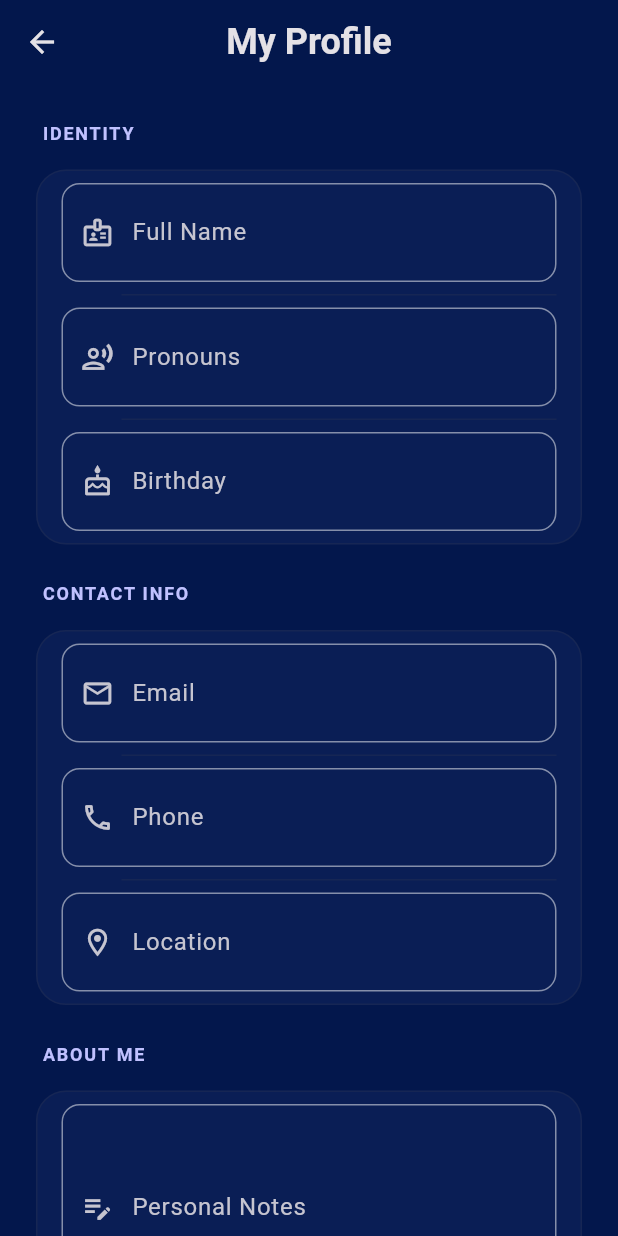
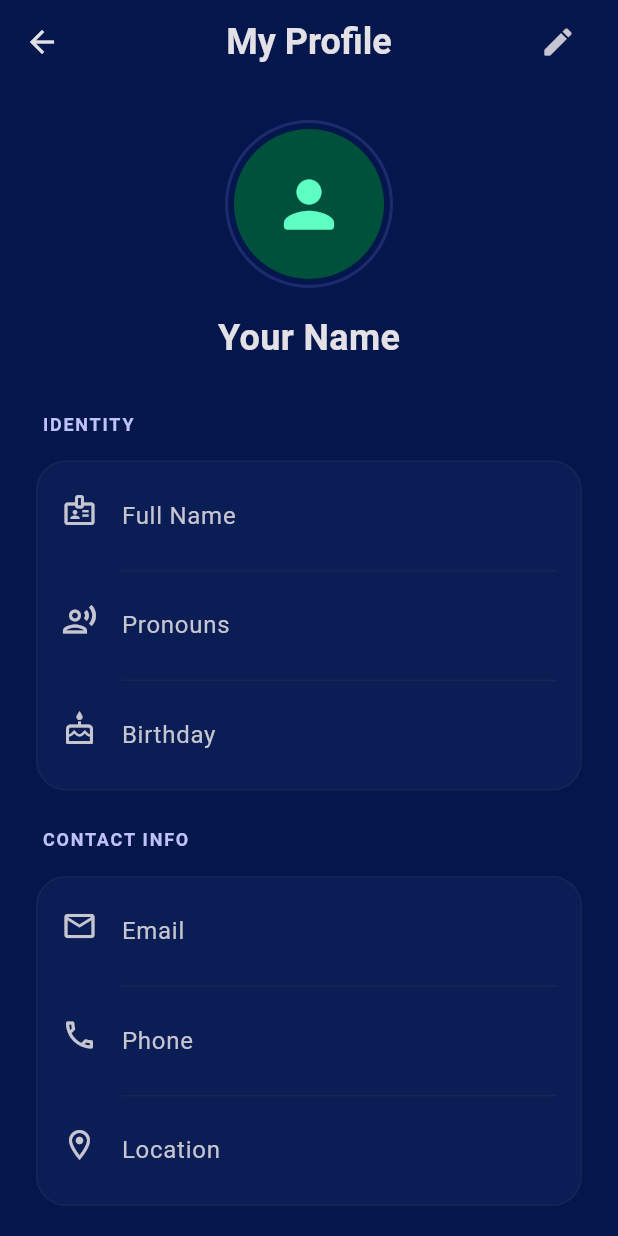
Before and after one commit to Bananacjc/DoctorDream, a Flutter app: the screen it shows after launch, item 5 of the bottom bar chosen, after a tap on "User Information", on a phone screen of 412 x 824 dp. Run offline on Flutter 3.47's test engine with Material 3 defaults, Android fonts, the phone set to English and light mode, and no system bars; our stand-ins replace flutter_markdown, flutter_svg, geocoding, geolocator, google_fonts, google_generative_ai and 5 more; missing offline and left inert: audio_session, youtube_explode_dart; accounts and stored records are empty; network calls fail.

Commit message:
Revert "Last Commit, Rest Well"
This reverts commit d51ebc97a444c4c0072a82923a19ab57bc823254.

```diff
--- a/lib/data/services/gemini_service.dart
+++ b/lib/data/services/gemini_service.dart
@@ -14,7 +14,7 @@ class GeminiService {
   // Singleton instance
   GeminiService._internal()
     : _apiKey = const String.fromEnvironment('GEMINI_API_KEY'),
-      _modelName = 'gemini-2.5-flash';
+      _modelName = 'gemini-2.5-flash-lite';
 
   static final GeminiService instance = GeminiService._internal();
 
--- a/lib/screens/dream_diagnosis_screen.dart
+++ b/lib/screens/dream_diagnosis_screen.dart
@@ -710,26 +710,9 @@ class _DreamDiagnosisScreenState extends State<DreamDiagnosisScreen> {
                       heroTag: "help_button",
                       onPressed: () => _showHelpDialog(context),
                       backgroundColor: ColorConstant.secondary,
-                      child: Stack(
-                        alignment: Alignment.center,
-                        children: [
-                          Container(
-                            width: 24,
-                            height: 24,
-                            decoration: BoxDecoration(
-                              shape: BoxShape.circle,
-                              border: Border.all(
-                                color: ColorConstant.onSecondary,
-                                width: 2,
-                              ),
-                            ),
-                          ),
-                          Icon(
-                            Icons.priority_high,
-                            color: ColorConstant.onSecondary,
-                            size: 16,
-                          ),
-                        ],
+                      child: Icon(
+                        Icons.help_outline_rounded,
+                        color: ColorConstant.onSecondary,
                       ),
                     ),
                   ),
--- a/lib/screens/user_information_screen.dart
+++ b/lib/screens/user_information_screen.dart
@@ -13,7 +13,6 @@ class UserInformationScreen extends StatefulWidget {
 }
 
 class _UserInformationScreenState extends State<UserInformationScreen> {
-  final _formKey = GlobalKey<FormState>();
   final _nameController = TextEditingController();
   final _pronounsController = TextEditingController();
   final _birthdayController = TextEditingController();
@@ -22,7 +21,7 @@ class _UserInformationScreenState extends State<UserInformationScreen> {
   final _locationController = TextEditingController();
   final _notesController = TextEditingController();
 
-  bool _hasChanges = false;
+  bool _isEditing = false;
   bool _hasAppliedInitialProfile = false;
   late final UserProfileViewModel _viewModel;
 
@@ -31,26 +30,10 @@ class _UserInformationScreenState extends State<UserInformationScreen> {
     super.initState();
     _viewModel = UserProfileViewModel();
     _viewModel.loadProfile();
-
-    _nameController.addListener(_onFieldChanged);
-    _pronounsController.addListener(_onFieldChanged);
-    _birthdayController.addListener(_onFieldChanged);
-    _emailController.addListener(_onFieldChanged);
-    _phoneController.addListener(_onFieldChanged);
-    _locationController.addListener(_onFieldChanged);
-    _notesController.addListener(_onFieldChanged);
   }
 
   @override
   void dispose() {
-    _nameController.removeListener(_onFieldChanged);
-    _pronounsController.removeListener(_onFieldChanged);
-    _birthdayController.removeListener(_onFieldChanged);
-    _emailController.removeListener(_onFieldChanged);
-    _phoneController.removeListener(_onFieldChanged);
-    _locationController.removeListener(_onFieldChanged);
-    _notesController.removeListener(_onFieldChanged);
-
     _nameController.dispose();
     _pronounsController.dispose();
     _birthdayController.dispose();
@@ -60,14 +43,6 @@ class _UserInformationScreenState extends State<UserInformationScreen> {
     _notesController.dispose();
     _viewModel.dispose();
     super.dispose();
-  }
-
-  void _onFieldChanged() {
-    if (!_hasChanges) {
-      setState(() {
-        _hasChanges = true;
-      });
-    }
   }
 
   void _applyProfileToControllers(UserProfile profile) {
@@ -80,24 +55,19 @@ class _UserInformationScreenState extends State<UserInformationScreen> {
     _notesController.text = profile.notes;
   }
 
-  String? _validateEmail(String? value) {
-    if (value == null || value.isEmpty) {
-      return null; // Allow empty email
+  Future<void> _toggleEditState() async {
+    if (_viewModel.isLoading) return;
+    if (_isEditing) {
+      FocusScope.of(context).unfocus();
+      await _saveProfile();
     }
-    final emailRegex = RegExp(
-      r'^[a-zA-Z0-9._%+-]+@[a-zA-Z0-9.-]+\.[a-zA-Z]{2,}$',
-    );
-    if (!emailRegex.hasMatch(value.trim())) {
-      return 'Please enter a valid email address';
-    }
-    return null;
+
+    setState(() {
+      _isEditing = !_isEditing;
+    });
   }
 
   Future<void> _saveProfile() async {
-    if (!_formKey.currentState!.validate()) {
-      return; // Don't save if validation fails
-    }
-
     final updatedProfile = _viewModel.profile.copyWith(
       fullName: _nameController.text.trim(),
       pronouns: _pronounsController.text.trim(),
@@ -111,11 +81,6 @@ class _UserInformationScreenState extends State<UserInformationScreen> {
 
     final success = await _viewModel.saveProfile(updatedProfile);
     if (!mounted) return;
-    if (success) {
-      setState(() {
-        _hasChanges = false;
-      });
-    }
     ScaffoldMessenger.of(context).showSnackBar(
       SnackBar(
         content: Text(
@@ -168,43 +133,118 @@ class _UserInformationScreenState extends State<UserInformationScreen> {
             actions: [
               Padding(
                 padding: const EdgeInsets.only(right: 16),
-                child: _viewModel.isSaving
+                child: IconButton(
+                  onPressed: _viewModel.isSaving ? null : _toggleEditState,
+                  style: IconButton.styleFrom(
+                    backgroundColor: _isEditing
+                        ? ColorConstant.primaryContainer
+                        : Colors.transparent,
+                    foregroundColor: _isEditing
+                        ? ColorConstant.onPrimaryContainer
+                        : ColorConstant.onSurfaceVariant,
+                  ),
+                  icon: _viewModel.isSaving
                       ? SizedBox(
-                        width: 24,
-                        height: 24,
+                          width: 20,
+                          height: 20,
                           child: CircularProgressIndicator(
                             strokeWidth: 2,
                             color: ColorConstant.primary,
                           ),
                         )
-                    : (_hasChanges
-                        ? IconButton(
-                            onPressed: () {
-                              if (!_viewModel.isSaving) {
-                                FocusScope.of(context).unfocus();
-                                _saveProfile();
-                              }
-                            },
-                            style: IconButton.styleFrom(
-                              backgroundColor: ColorConstant.primaryContainer,
-                              foregroundColor:
-                                  ColorConstant.onPrimaryContainer,
+                      : Icon(
+                          _isEditing ? Icons.check_rounded : Icons.edit_rounded,
                         ),
-                            icon: const Icon(Icons.check_rounded),
-                            tooltip: 'Save Profile',
-                          )
-                        : const SizedBox.shrink()),
+                  tooltip: _isEditing ? 'Save Profile' : 'Edit Profile',
+                ),
                 ),
             ],
           ),
           body: SingleChildScrollView(
                       physics: const BouncingScrollPhysics(),
             padding: const EdgeInsets.all(24),
-                      child: Form(
-                        key: _formKey,
                       child: Column(
               crossAxisAlignment: CrossAxisAlignment.start,
                         children: [
+                // Header / Avatar
+                          Center(
+                            child: Stack(
+                              children: [
+                                Container(
+                                  padding: const EdgeInsets.all(4),
+                                  decoration: BoxDecoration(
+                                    shape: BoxShape.circle,
+                                    border: Border.all(
+                            color:
+                                ColorConstant.primaryContainer.withOpacity(0.5),
+                            width: 2,
+                                    ),
+                                  ),
+                                  child: CircleAvatar(
+                                    radius: 50,
+                          backgroundColor: ColorConstant.secondaryContainer,
+                          child: Icon(
+                                      Icons.person_rounded,
+                                      size: 50,
+                            color: ColorConstant.onSecondaryContainer,
+                                    ),
+                                  ),
+                                ),
+                                if (_isEditing)
+                                  Positioned(
+                                    bottom: 0,
+                          right: 0,
+                                    child: Container(
+                                      padding: const EdgeInsets.all(8),
+                            decoration: BoxDecoration(
+                              color: ColorConstant.primary,
+                                        shape: BoxShape.circle,
+                              border: Border.all(
+                                  color: ColorConstant.surface, width: 2),
+                                      ),
+                            child: Icon(
+                                        Icons.camera_alt_rounded,
+                                        size: 16,
+                              color: ColorConstant.onPrimary,
+                                      ),
+                                    ),
+                                  ),
+                              ],
+                            ),
+                          ),
+                          const SizedBox(height: 16),
+                          if (!_isEditing) ...[
+                  Center(
+                    child: Column(
+                      children: [
+                            Text(
+                              _nameController.text.isNotEmpty
+                                  ? _nameController.text
+                                  : 'Your Name',
+                          style: GoogleFonts.robotoFlex(
+                                fontSize: 24,
+                                fontWeight: FontWeight.bold,
+                            color: ColorConstant.onSurface,
+                              ),
+                            ),
+                            if (_pronounsController.text.isNotEmpty)
+                              Padding(
+                                padding: const EdgeInsets.only(top: 4),
+                                child: Text(
+                                  _pronounsController.text,
+                              style: GoogleFonts.robotoFlex(
+                                    fontSize: 14,
+                                color: ColorConstant.onSurfaceVariant,
+                                  ),
+                                ),
+                              ),
+                      ],
+                    ),
+                  ),
+                  const SizedBox(height: 32),
+                ] else
+                            const SizedBox(height: 32),
+
                 // Sections
                 _buildSectionHeader("Identity"),
                 const SizedBox(height: 16),
@@ -240,7 +280,6 @@ class _UserInformationScreenState extends State<UserInformationScreen> {
                             icon: Icons.email_outlined,
                     isLast: false,
                             keyboardType: TextInputType.emailAddress,
-                            validator: _validateEmail,
                           ),
                   _buildTextField(
                     controller: _phoneController,
@@ -271,7 +310,6 @@ class _UserInformationScreenState extends State<UserInformationScreen> {
                 ]),
                 const SizedBox(height: 40),
                         ],
-                        ),
                       ),
                     ),
         );
@@ -316,82 +354,29 @@ class _UserInformationScreenState extends State<UserInformationScreen> {
     bool isLast = false,
     int maxLines = 1,
     TextInputType? keyboardType,
-    String? Function(String?)? validator,
   }) {
-    return Builder(
-      builder: (context) {
-        String? errorText;
-        if (validator != null) {
-          errorText = validator(controller.text);
-        }
-
     return Column(
+      children: [
+        Padding(
+          padding: const EdgeInsets.symmetric(horizontal: 16, vertical: 8),
+          child: Row(
             crossAxisAlignment: CrossAxisAlignment.start,
             children: [
               Padding(
-              padding: const EdgeInsets.symmetric(horizontal: 16, vertical: 8),
-              child: Container(
-                decoration: BoxDecoration(
-                  borderRadius: BorderRadius.circular(12),
-                  border: Border.all(
-                    color: errorText != null
-                        ? Colors.red.withOpacity(0.7)
-                        : Colors.white.withOpacity(0.5),
-                    width: errorText != null ? 1.5 : 1,
-                  ),
-                ),
-                padding: const EdgeInsets.symmetric(horizontal: 12, vertical: 4),
-                child: Row(
-                  crossAxisAlignment: CrossAxisAlignment.center,
-                  children: [
-                    Padding(
-                      padding: const EdgeInsets.only(right: 12),
+                padding: const EdgeInsets.only(top: 12, right: 16),
                 child: Icon(
                   icon,
-                        size: 22,
-                        color: errorText != null
-                            ? Colors.red
+                  size: 24,
+                  color: _isEditing
+                      ? ColorConstant.primary
                       : ColorConstant.onSurfaceVariant,
           ),
         ),
               Expanded(
-                      child: validator != null
-                          ? TextFormField(
+        child: TextField(
           controller: controller,
-                              maxLines: maxLines,
-                              keyboardType: keyboardType,
-                              validator: validator,
-                              onChanged: (value) {
-                                // Trigger rebuild to update border color
-                                setState(() {});
-                              },
-                              style: GoogleFonts.robotoFlex(
-                                fontSize: 16,
-                                color: ColorConstant.onSurface,
-                              ),
-                              decoration: InputDecoration(
-                                labelText: label,
-                                labelStyle: GoogleFonts.robotoFlex(
-                                  color: errorText != null
-                                      ? Colors.red
-                                      : ColorConstant.onSurfaceVariant,
-                                ),
-                                border: InputBorder.none,
-                                errorBorder: InputBorder.none,
-                                focusedErrorBorder: InputBorder.none,
-                                enabledBorder: InputBorder.none,
-                                focusedBorder: InputBorder.none,
-                                disabledBorder: InputBorder.none,
-                                errorText: null,
-                                errorStyle: const TextStyle(height: 0),
-                                contentPadding: const EdgeInsets.symmetric(
-                                  vertical: 8,
-                                ),
-                                isDense: true,
-                              ),
-                            )
-                          : TextField(
-                              controller: controller,
+                  readOnly: !_isEditing,
+                  enabled: _isEditing,
           maxLines: maxLines,
           keyboardType: keyboardType,
                   style: GoogleFonts.robotoFlex(
@@ -404,26 +389,12 @@ class _UserInformationScreenState extends State<UserInformationScreen> {
                       color: ColorConstant.onSurfaceVariant,
                     ),
             border: InputBorder.none,
-                                contentPadding: const EdgeInsets.symmetric(
-                                  vertical: 8,
-                                ),
+                    contentPadding: const EdgeInsets.symmetric(vertical: 8),
             isDense: true,
           ),
         ),
       ),
             ],
-                ),
-              ),
-            ),
-            if (errorText != null)
-              Padding(
-                padding: const EdgeInsets.only(left: 56, top: 4, bottom: 8),
-                child: Text(
-                  errorText,
-                  style: GoogleFonts.robotoFlex(
-                    fontSize: 12,
-                    color: Colors.red,
-                  ),
           ),
         ),
         if (!isLast)
@@ -435,7 +406,5 @@ class _UserInformationScreenState extends State<UserInformationScreen> {
           ),
       ],
     );
-      },
-    );
   }
 }
--- a/lib/view_models/chat_view_model.dart
+++ b/lib/view_models/chat_view_model.dart
@@ -122,14 +122,10 @@ class ChatViewModel extends ChangeNotifier {
     try {
       await _database.saveChatMessage(message);
 
-      // Add to local messages if it's for the current session and not already in the list
+      // Add to local messages if it's for the current session
       if (message.sessionId == _currentSessionId) {
-        // Check if message already exists (by ID) to avoid duplicates
-        final exists = _messages.any((m) => m.id == message.id);
-        if (!exists) {
-          _messages.add(message);
-          notifyListeners();
-        }
+        _messages.add(message);
+        notifyListeners();
       }
 
       // Reload sessions to update the updatedAt timestamp
@@ -143,12 +139,8 @@ class ChatViewModel extends ChangeNotifier {
   /// Add a message to the local messages list (for immediate UI update)
   void addMessage(ChatMessage message) {
     if (message.sessionId == _currentSessionId) {
-      // Check if message already exists (by ID) to avoid duplicates
-      final exists = _messages.any((m) => m.id == message.id);
-      if (!exists) {
-        _messages.add(message);
-        notifyListeners();
-      }
+      _messages.add(message);
+      notifyListeners();
     }
   }
 
```
Also changed, not shown: 1 other file. Lines whose indentation alone changed are shown as unchanged.
